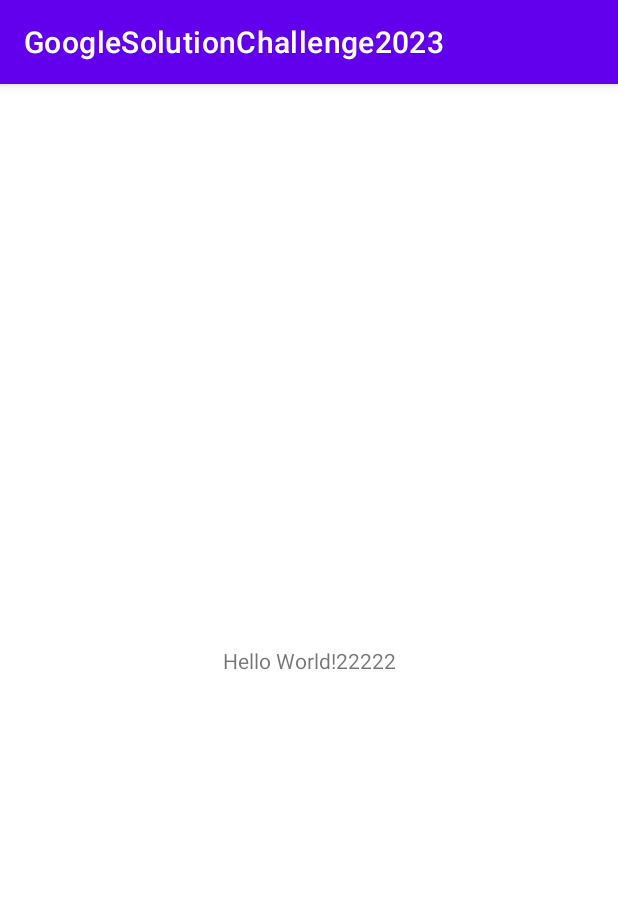
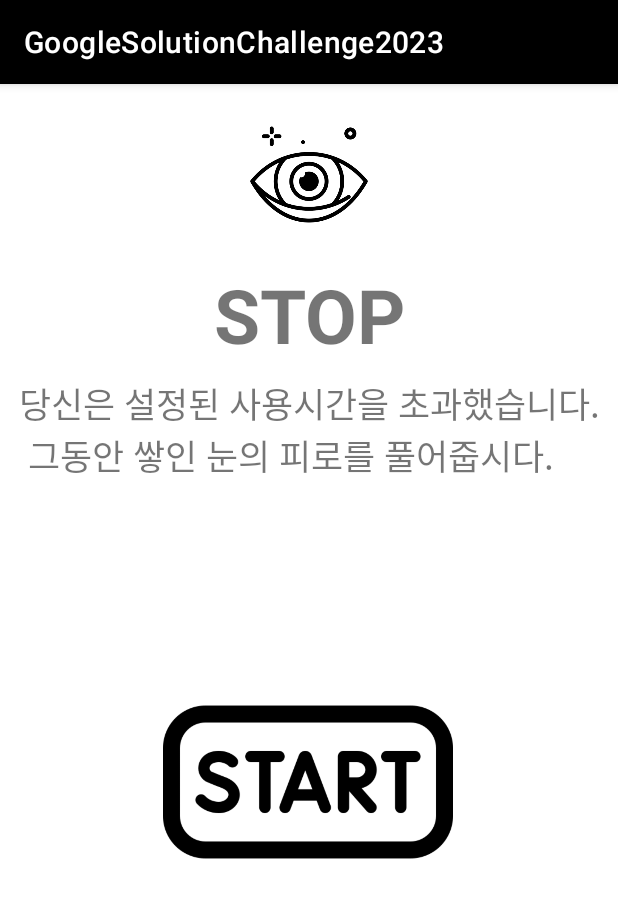
Before and after one commit to prislewarz/GoogleSolutionChallenge2023, an Android app: the screen it shows after launch (MainActivity), on a phone screen of 412 x 824 dp. Shown: the top 898 px of the screen. Run offline under Robolectric (Android 15) with nearby library versions, the phone set to English and light mode, and no system bars.

Commit message:
눈 스트레칭 시작화면, 목 스트레칭 시작화면, 스트레칭 끝 화면 UI

```diff
--- a/GoogleSolutionChallenge2023/app/src/main/java/com/example/myapplication/MainActivity.kt
+++ b/GoogleSolutionChallenge2023/app/src/main/java/com/example/myapplication/MainActivity.kt
@@ -6,6 +6,6 @@ import android.os.Bundle
 class MainActivity : AppCompatActivity() {
     override fun onCreate(savedInstanceState: Bundle?) {
         super.onCreate(savedInstanceState)
-        setContentView(R.layout.activity_main)
+        setContentView(R.layout.eye_stretching_start)
     }
 }
--- /dev/null
+++ b/GoogleSolutionChallenge2023/app/src/main/res/layout/eye_stretching_start.xml
@@ -0,0 +1,57 @@
+<?xml version="1.0" encoding="utf-8"?>
+<androidx.constraintlayout.widget.ConstraintLayout xmlns:android="http://schemas.android.com/apk/res/android"
+    xmlns:app="http://schemas.android.com/apk/res-auto"
+    xmlns:tools="http://schemas.android.com/tools"
+    android:layout_width="match_parent"
+    android:layout_height="match_parent"
+    tools:context=".MainActivity"
+    >
+
+
+    <ImageView
+        android:id="@+id/eye_image"
+        android:layout_width="193dp"
+        android:layout_height="98dp"
+        android:src="@drawable/eye"
+        app:layout_constraintBottom_toTopOf="@+id/stop"
+        app:layout_constraintEnd_toEndOf="parent"
+        app:layout_constraintStart_toStartOf="parent"
+        app:layout_constraintTop_toTopOf="parent" />
+
+    <TextView
+        android:id="@+id/stop"
+        android:layout_width="wrap_content"
+        android:layout_height="wrap_content"
+        android:layout_marginTop="120dp"
+        android:text="@string/stop"
+        android:textStyle="bold"
+        android:textSize="50dp"
+        app:layout_constraintEnd_toEndOf="parent"
+        app:layout_constraintStart_toStartOf="parent"
+        app:layout_constraintTop_toTopOf="parent" />
+
+    <TextView
+        android:id="@+id/eye_stretching_intro"
+        android:layout_width="wrap_content"
+        android:layout_height="wrap_content"
+        android:layout_marginTop="8dp"
+        android:text="@string/eye_stretching_intro"
+        android:textSize="23dp"
+        app:layout_constraintEnd_toEndOf="parent"
+        app:layout_constraintHorizontal_bias="0.516"
+        app:layout_constraintStart_toStartOf="parent"
+        app:layout_constraintTop_toBottomOf="@+id/stop"
+         />
+
+    <Button
+        android:id="@+id/start_button"
+        android:layout_width="193dp"
+        android:layout_height="193dp"
+        android:layout_marginTop="104dp"
+        android:background="@drawable/start"
+        app:layout_constraintEnd_toEndOf="parent"
+        app:layout_constraintHorizontal_bias="0.496"
+        app:layout_constraintStart_toStartOf="parent"
+        app:layout_constraintTop_toBottomOf="@+id/eye_stretching_intro" />
+
+</androidx.constraintlayout.widget.ConstraintLayout>
--- a/GoogleSolutionChallenge2023/app/src/main/res/values/strings.xml
+++ b/GoogleSolutionChallenge2023/app/src/main/res/values/strings.xml
@@ -1,3 +1,7 @@
 <resources>
     <string name="app_name">GoogleSolutionChallenge2023</string>
+    <string name="eye_stretching_intro">당신은 설정된 사용시간을 초과했습니다.\n  그동안 쌓인 눈의 피로를 풀어줍시다.</string>
+    <string name="neck_stretching_intro">스마트폰을 보며 하루 동안 쌓인\n 목의 피로를 풀어 줄 시간입니다.</string>
+    <string name="stop">STOP</string>
+    <string name="end_intro">수고하셨습니다!</string>
 </resources>
--- a/GoogleSolutionChallenge2023/app/src/main/res/values/themes.xml
+++ b/GoogleSolutionChallenge2023/app/src/main/res/values/themes.xml
@@ -2,7 +2,7 @@
     <!-- Base application theme. -->
     <style name="Theme.GoogleSolutionChallenge2023" parent="Theme.MaterialComponents.DayNight.DarkActionBar">
         <!-- Primary brand color. -->
-        <item name="colorPrimary">@color/purple_500</item>
+        <item name="colorPrimary">@color/black</item>
         <item name="colorPrimaryVariant">@color/purple_700</item>
         <item name="colorOnPrimary">@color/white</item>
         <!-- Secondary brand color. -->
```
Also changed, not shown: GoogleSolutionChallenge2023/app/src/main/res/layout/neck_stretching_start.xml (added, +57 -0 lines), GoogleSolutionChallenge2023/app/src/main/res/layout/strethcing_end.xml (renamed from GoogleSolutionChallenge2023/app/src/main/res/layout/activity_main.xml, +15 -4 lines), GoogleSolutionChallenge2023/app/src/main/res/drawable/end.png (added), GoogleSolutionChallenge2023/app/src/main/res/drawable/eye.png (added), GoogleSolutionChallenge2023/app/src/main/res/drawable/neck.png (added), GoogleSolutionChallenge2023/app/src/main/res/drawable/start.png (added).
